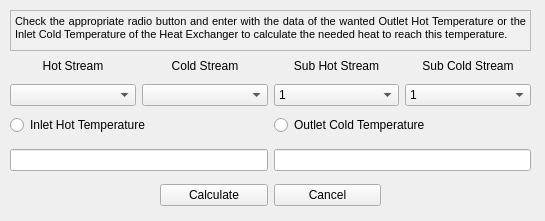
This is interface/TempLoadAbove.ui in CarlosTadeuVassoler/MPinch as Qt 5 draws it before an edit. The edited form follows.
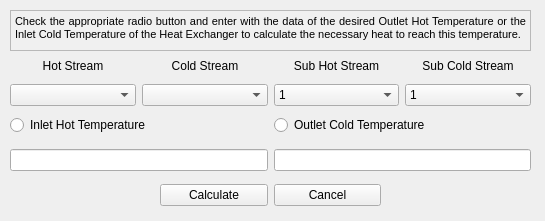
This is the edited form.

Patch:
```diff
--- a/interface/TempLoadAbove.ui
+++ b/interface/TempLoadAbove.ui
@@ -185,7 +185,7 @@
 &lt;html&gt;&lt;head&gt;&lt;meta name=&quot;qrichtext&quot; content=&quot;1&quot; /&gt;&lt;style type=&quot;text/css&quot;&gt;
 p, li { white-space: pre-wrap; }
 &lt;/style&gt;&lt;/head&gt;&lt;body style=&quot; font-family:'MS Shell Dlg 2'; font-size:8.25pt; font-weight:400; font-style:normal;&quot; bgcolor=&quot;#f0f0f0&quot;&gt;
-&lt;p align=&quot;justify&quot; style=&quot; margin-top:0px; margin-bottom:0px; margin-left:0px; margin-right:0px; -qt-block-indent:0; text-indent:0px;&quot;&gt;Check the appropriate radio button and enter with the data of the wanted Outlet Hot Temperature or the Inlet Cold Temperature of the Heat Exchanger to calculate the needed heat to reach this temperature.&lt;/p&gt;&lt;/body&gt;&lt;/html&gt;</string>
+&lt;p align=&quot;justify&quot; style=&quot; margin-top:0px; margin-bottom:0px; margin-left:0px; margin-right:0px; -qt-block-indent:0; text-indent:0px;&quot;&gt;Check the appropriate radio button and enter with the data of the desired Outlet Hot Temperature or the Inlet Cold Temperature of the Heat Exchanger to calculate the necessary heat to reach this temperature.&lt;/p&gt;&lt;/body&gt;&lt;/html&gt;</string>
    </property>
   </widget>
  </widget>
```
